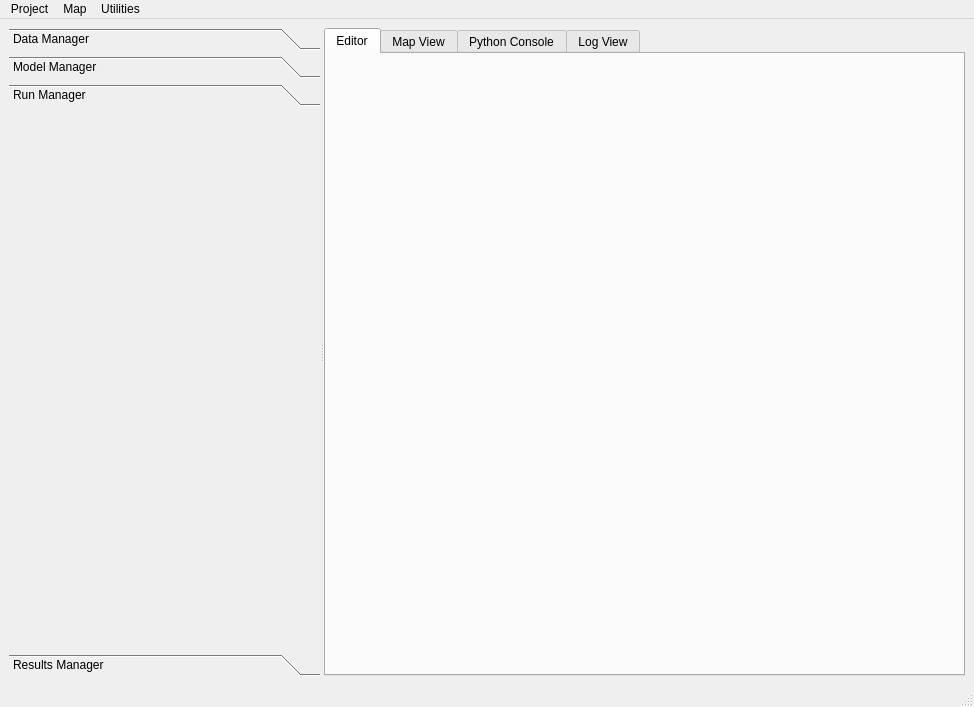
psrc/urbansim, file opus_gui/main/opusMain.ui: the form before one commit.
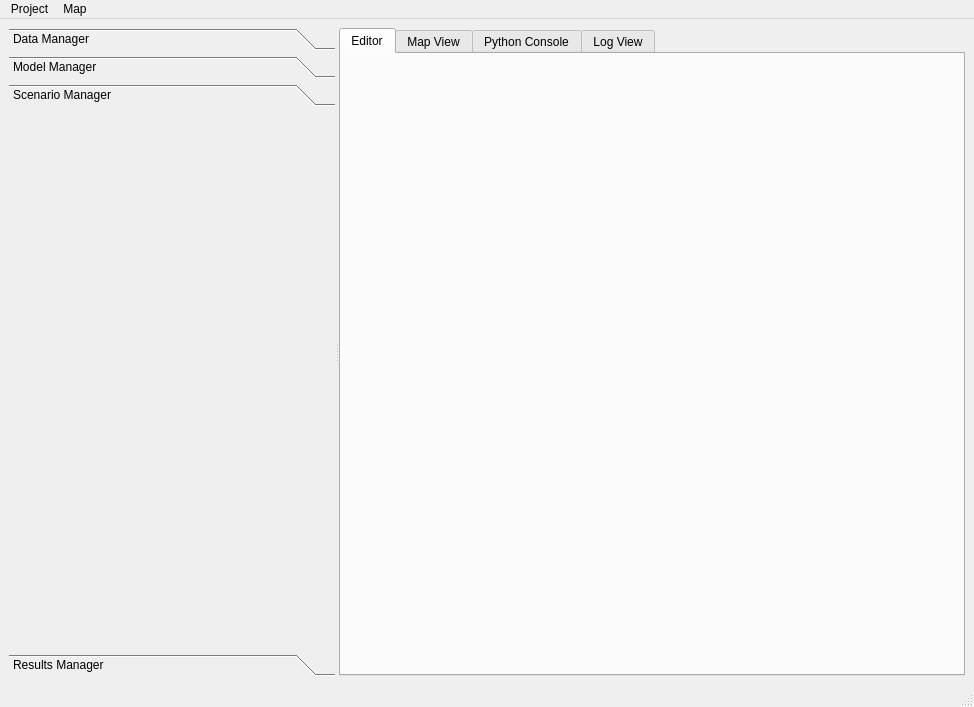
The form after the commit. Icons and pictures are not drawn.

Commit message: Major update to the XML parsing, handling of Data Manager, and how projects are handled

Patch:
```diff
--- a/opus_gui/main/opusMain.ui
+++ b/opus_gui/main/opusMain.ui
@@ -634,12 +634,15 @@
          <rect>
           <x>0</x>
           <y>0</y>
-          <width>317</width>
-          <height>532</height>
+          <width>352</width>
+          <height>524</height>
          </rect>
         </property>
         <attribute name="label" >
-         <string>Run Manager</string>
+         <string>Scenario Manager</string>
+        </attribute>
+        <attribute name="icon" >
+         <iconset resource="opusMain.qrc" >:/Images/Images/cog.png</iconset>
         </attribute>
         <layout class="QGridLayout" >
          <property name="leftMargin" >
@@ -1029,15 +1032,8 @@
     <addaction name="separator" />
     <addaction name="actionExit" />
    </widget>
-   <widget class="QMenu" name="menuUtilities" >
-    <property name="title" >
-     <string>Utilities</string>
-    </property>
-    <addaction name="actionRun_Manager" />
-   </widget>
    <addaction name="menuProject" />
    <addaction name="menuMap" />
-   <addaction name="menuUtilities" />
   </widget>
   <widget class="QStatusBar" name="statusbar" />
   <action name="mpActionZoomOut" >
```
Left out of the diff: 47 changed lines with no effect on the pictures. The commit also changes 11 other files.
